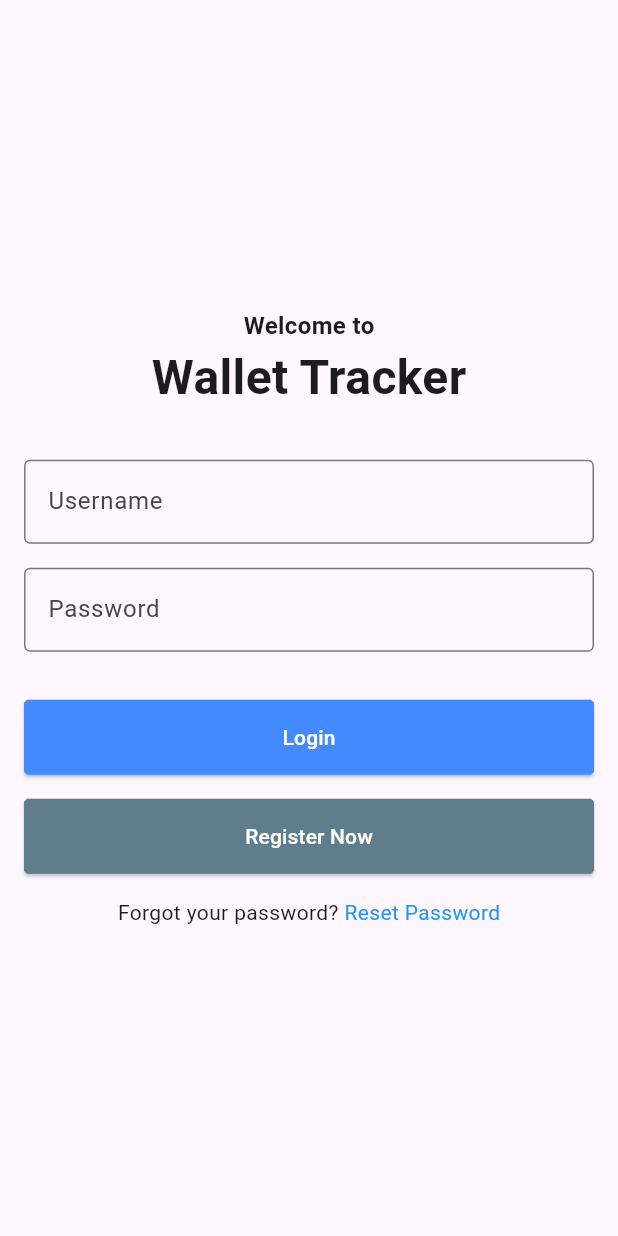
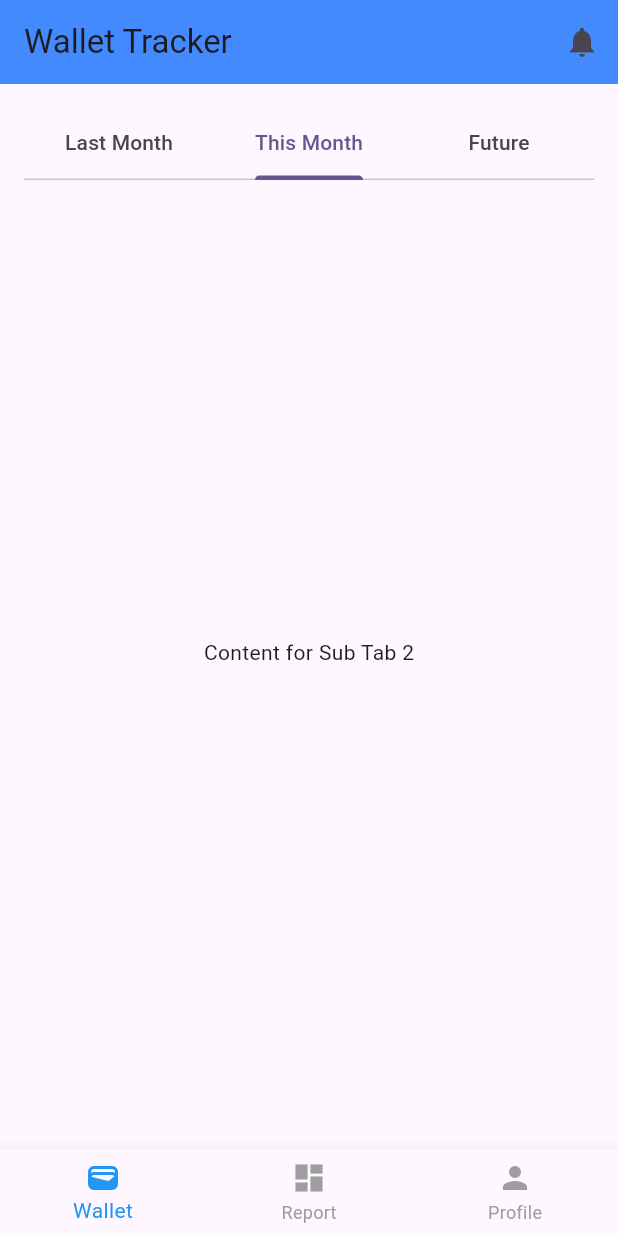
Before and after one commit to dsm98/wallet_tracker, a Flutter app: the screen it shows after launch, after a tap on "Login", on a phone screen of 412 x 824 dp. Run offline on Flutter 3.47's test engine with Material 3 defaults, Android fonts, the light colour scheme and no system bars.

Commit message:
Add Home Page and Tab Bar

```diff
--- a/lib/Auth/loginPage.dart
+++ b/lib/Auth/loginPage.dart
@@ -1,6 +1,7 @@
 import 'package:flutter/material.dart';
 import 'package:wallettracker/Auth/passwordReset.dart';
 import 'package:wallettracker/Auth/registerPage.dart';
+import 'package:wallettracker/homePage.dart';
 
 
 
@@ -48,6 +49,10 @@ class LoginPage extends StatelessWidget {
                 ElevatedButton(
                   onPressed: () {
                     // Handle login logic here
+                    Navigator.push(
+                      context,
+                      MaterialPageRoute(builder: (context) => HomePage()),
+                    );
                   },
                   child: Text('Login',style: TextStyle(color: Colors.white),),
                   style: ElevatedButton.styleFrom(
--- /dev/null
+++ b/lib/homePage.dart
@@ -0,0 +1,81 @@
+import 'package:flutter/material.dart';
+
+import 'screens/wallet_screen.dart';
+
+class HomePage extends StatefulWidget {
+  @override
+  _HomePageState createState() => _HomePageState();
+}
+
+class _HomePageState extends State<HomePage> {
+  int _selectedIndex = 0;
+  static const List<Widget> _widgetOptions = <Widget>[
+    WalletScreen(),
+    Text('Report', style: TextStyle(fontSize: 35, fontWeight: FontWeight.bold)),
+    Text('Profile Page', style: TextStyle(fontSize: 35, fontWeight: FontWeight.bold)),
+  ];
+
+  void _onItemTapped(int index) {
+    setState(() {
+      _selectedIndex = index;
+    });
+  }
+
+  @override
+  Widget build(BuildContext context) {
+    return Scaffold(
+      appBar: AppBar(
+        automaticallyImplyLeading: false,
+        backgroundColor: Colors.blueAccent,
+        title: Text('Wallet Tracker'),
+        actions: [
+          IconButton(
+            icon: Icon(Icons.notifications),
+            onPressed: () {
+              // Handle notification icon press
+            },
+          ),
+        ],
+      ),
+      body: Center(
+        child: LayoutBuilder(
+          builder: (context, constraints) {
+            if (constraints.maxWidth > 600) {
+              // Web layout
+              return Padding(
+                padding: const EdgeInsets.all(32.0),
+                child: _widgetOptions.elementAt(_selectedIndex),
+              );
+            } else {
+              // Mobile layout
+              return Padding(
+                padding: const EdgeInsets.all(16.0),
+                child: _widgetOptions.elementAt(_selectedIndex),
+              );
+            }
+          },
+        ),
+      ),
+      bottomNavigationBar: BottomNavigationBar(
+        items: const <BottomNavigationBarItem>[
+          BottomNavigationBarItem(
+            icon: Icon(Icons.wallet),
+            label: 'Wallet',
+          ),
+          BottomNavigationBarItem(
+            icon: Icon(Icons.dashboard),
+            label: 'Report',
+          ),
+          BottomNavigationBarItem(
+            icon: Icon(Icons.person),
+            label: 'Profile',
+          ),
+        ],
+        currentIndex: _selectedIndex,
+        selectedItemColor: Colors.blue,
+        unselectedItemColor: Colors.grey,
+        onTap: _onItemTapped,
+      ),
+    );
+  }
+}
--- a/lib/main.dart
+++ b/lib/main.dart
@@ -12,6 +12,7 @@
   @override
   Widget build(BuildContext context) {
     return MaterialApp(
+      debugShowCheckedModeBanner: false,
       title: 'Flutter Demo',
       theme: ThemeData(
         colorScheme: ColorScheme.fromSeed(seedColor: Colors.deepPurple),
--- /dev/null
+++ b/lib/screens/wallet_screen.dart
@@ -0,0 +1,50 @@
+import 'package:flutter/material.dart';
+import 'package:wallettracker/tabs/walletscreen/future_tab.dart';
+import 'package:wallettracker/tabs/walletscreen/last_month.dart';
+import 'package:wallettracker/tabs/walletscreen/this_month.dart';
+
+class WalletScreen extends StatefulWidget {
+  const WalletScreen({super.key});
+
+  @override
+  State<WalletScreen> createState() => _WalletScreenState();
+}
+
+class _WalletScreenState extends State<WalletScreen> {
+  @override
+  Widget build(BuildContext context) {
+    return DefaultTabController(
+      initialIndex: 1,
+      length: 3,
+      child: Scaffold(
+        body: Column(
+          children: [
+            Container(
+              ///color: Colors.blue, // Optional: to give a visual separation for the tab bar
+              child: TabBar(
+                // labelColor: Colors.white,
+                // unselectedLabelColor: Colors.white70,
+                // indicatorColor: Colors.white,
+                tabs: [
+                  Tab(text: 'Last Month'),
+                  Tab(text: 'This Month'),
+                  Tab(text: 'Future'),
+                ],
+              ),
+            ),
+
+            Expanded(
+              child: TabBarView(
+                children: [
+                  LastMonth(),
+                  ThisMonth(),
+                  FutureTab(),
+                ],
+              ),
+            ),
+          ],
+        ),
+      ),
+    );
+  }
+}
--- /dev/null
+++ b/lib/tabs/walletscreen/future_tab.dart
@@ -0,0 +1,15 @@
+import 'package:flutter/material.dart';
+
+class FutureTab extends StatefulWidget {
+  const FutureTab({super.key});
+
+  @override
+  State<FutureTab> createState() => _State();
+}
+
+class _State extends State<FutureTab> {
+  @override
+  Widget build(BuildContext context) {
+    return const Center(child: Text('Content for Sub Tab 2'));
+  }
+}
--- /dev/null
+++ b/lib/tabs/walletscreen/last_month.dart
@@ -0,0 +1,15 @@
+import 'package:flutter/material.dart';
+
+class LastMonth extends StatefulWidget {
+  const LastMonth({super.key});
+
+  @override
+  State<LastMonth> createState() => _LastMonthState();
+}
+
+class _LastMonthState extends State<LastMonth> {
+  @override
+  Widget build(BuildContext context) {
+    return const Center(child: Text('Content for Sub Tab 2'));
+  }
+}
--- /dev/null
+++ b/lib/tabs/walletscreen/this_month.dart
@@ -0,0 +1,15 @@
+import 'package:flutter/material.dart';
+
+class ThisMonth extends StatefulWidget {
+  const ThisMonth({super.key});
+
+  @override
+  State<ThisMonth> createState() => _ThisMonthState();
+}
+
+class _ThisMonthState extends State<ThisMonth> {
+  @override
+  Widget build(BuildContext context) {
+    return const Center(child: Text('Content for Sub Tab 2'));
+  }
+}
--- a/pubspec.yaml
+++ b/pubspec.yaml
@@ -35,6 +35,8 @@ dependencies:
   # The following adds the Cupertino Icons font to your application.
   # Use with the CupertinoIcons class for iOS style icons.
   cupertino_icons: ^1.0.6
+  fl_chart: ^0.68.0
+  provider: ^6.1.2
 
 dev_dependencies:
   flutter_test:
@@ -45,7 +47,7 @@ dev_dependencies:
   # activated in the `analysis_options.yaml` file located at the root of your
   # package. See that file for information about deactivating specific lint
   # rules and activating additional ones.
-  flutter_lints: ^3.0.0
+  flutter_lints: ^4.0.0
 
 # For information on the generic Dart part of this file, see the
 # following page: https://dart.dev/tools/pub/pubspec
```
